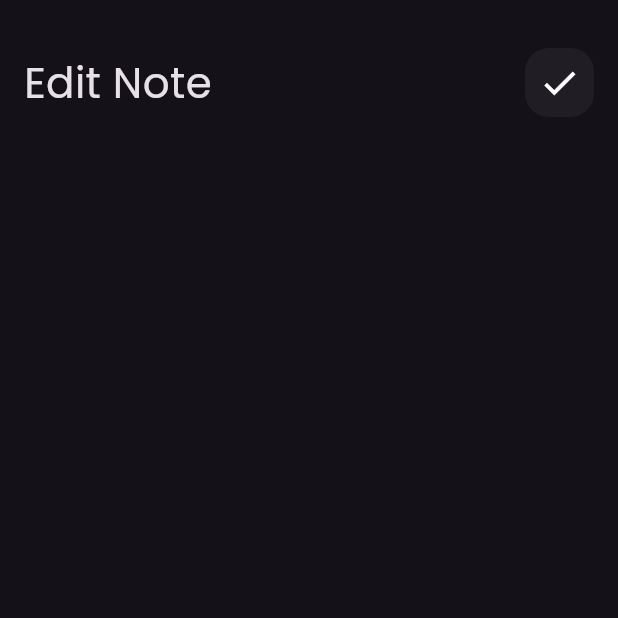
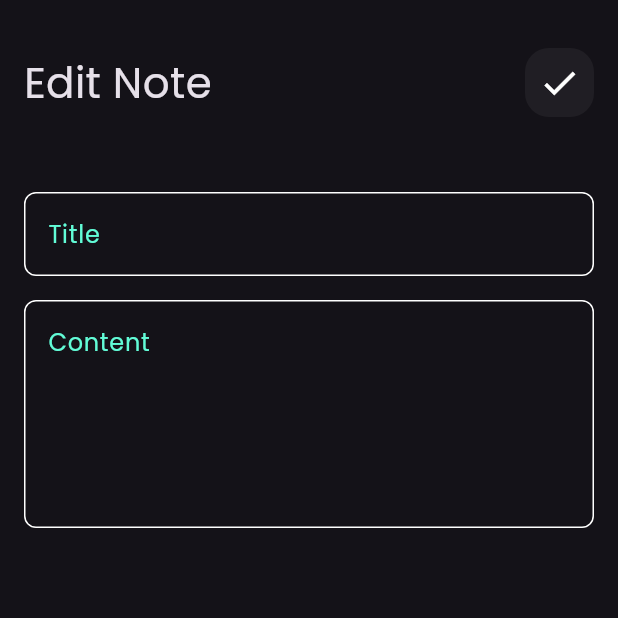
Before and after one commit to km01545/notes_app2, a Flutter app: the EditNoteView screen opened directly, on a phone screen of 412 x 824 dp, the top half of it. Run offline on Flutter 3.47's test engine with Material 3 defaults, Android fonts, the phone set to English and light mode, and no system bars; our stand-ins replace font_awesome_flutter.

Commit message:
edit note view ui done

```diff
--- a/lib/widgets/edit_view_body.dart
+++ b/lib/widgets/edit_view_body.dart
@@ -1,5 +1,6 @@
 import 'package:flutter/material.dart';
 import 'package:notes_app/widgets/custom_app_bar.dart';
+import 'package:notes_app/widgets/custom_text_field.dart';
 
 class EditNoteViewBody extends StatelessWidget {
   const EditNoteViewBody({super.key});
@@ -17,6 +18,17 @@ class EditNoteViewBody extends StatelessWidget {
             title: 'Edit Note',
             icons: Icons.check,
           ),
+          SizedBox(
+            height: 50,
+          ),
+          CustomTextField(hint: 'Title'),
+          SizedBox(
+            height: 16,
+          ),
+          CustomTextField(
+            hint: 'Content',
+            maxLines: 5,
+          ),
         ],
       ),
     );
--- a/lib/widgets/notes_view_body.dart
+++ b/lib/widgets/notes_view_body.dart
@@ -18,7 +18,9 @@ class NotesViewBody extends StatelessWidget {
             title: 'Notes',
             icons: Icons.search,
           ),
-          Expanded(child: NotesListView()),
+          Expanded(
+            child: NotesListView(),
+          ),
         ],
       ),
     );
```
